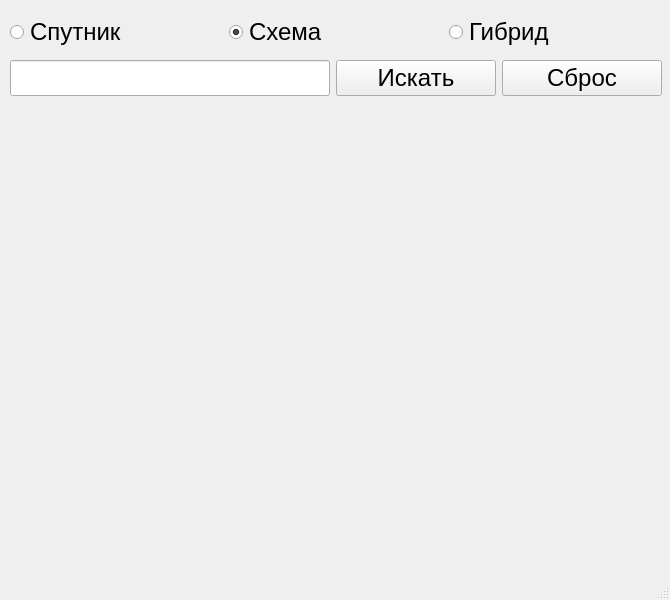
Above: main.ui from pro100kamil/maps_api before the change. Below: the same form after it.
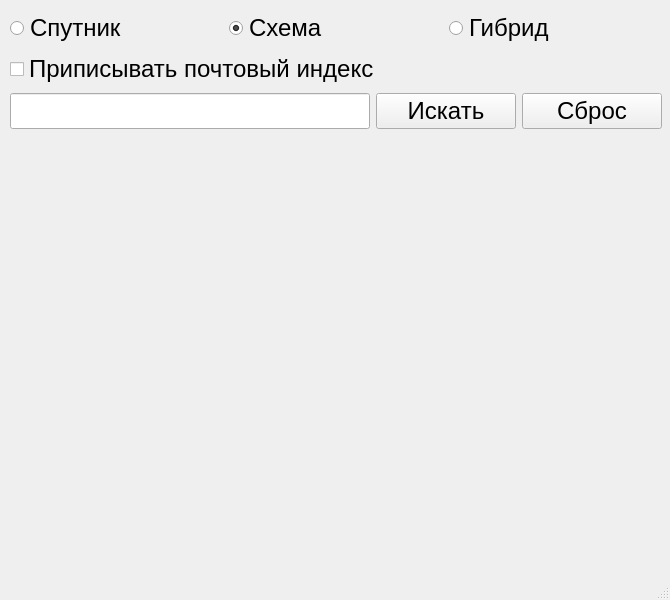
That is the form after the change.

Commit message: Часть №9

Patch:
```diff
--- a/main.ui
+++ b/main.ui
@@ -46,7 +46,7 @@
       <x>10</x>
       <y>10</y>
       <width>652</width>
-      <height>555</height>
+      <height>577</height>
      </rect>
     </property>
     <layout class="QVBoxLayout" name="verticalLayout">
@@ -99,6 +99,13 @@
        </item>
       </layout>
      </item>
+     <item>
+      <widget class="QCheckBox" name="post_code">
+       <property name="text">
+        <string>Приписывать почтовый индекс</string>
+       </property>
+      </widget>
+     </item>
      <item>
       <layout class="QHBoxLayout" name="horizontalLayout_2">
        <item>
@@ -108,7 +115,7 @@
         <widget class="QPushButton" name="search_btn">
          <property name="minimumSize">
           <size>
-           <width>160</width>
+           <width>140</width>
            <height>0</height>
           </size>
          </property>
@@ -121,7 +128,7 @@
         <widget class="QPushButton" name="reset_btn">
          <property name="minimumSize">
           <size>
-           <width>160</width>
+           <width>140</width>
            <height>0</height>
           </size>
          </property>
```
The commit also changes 1 other file.
